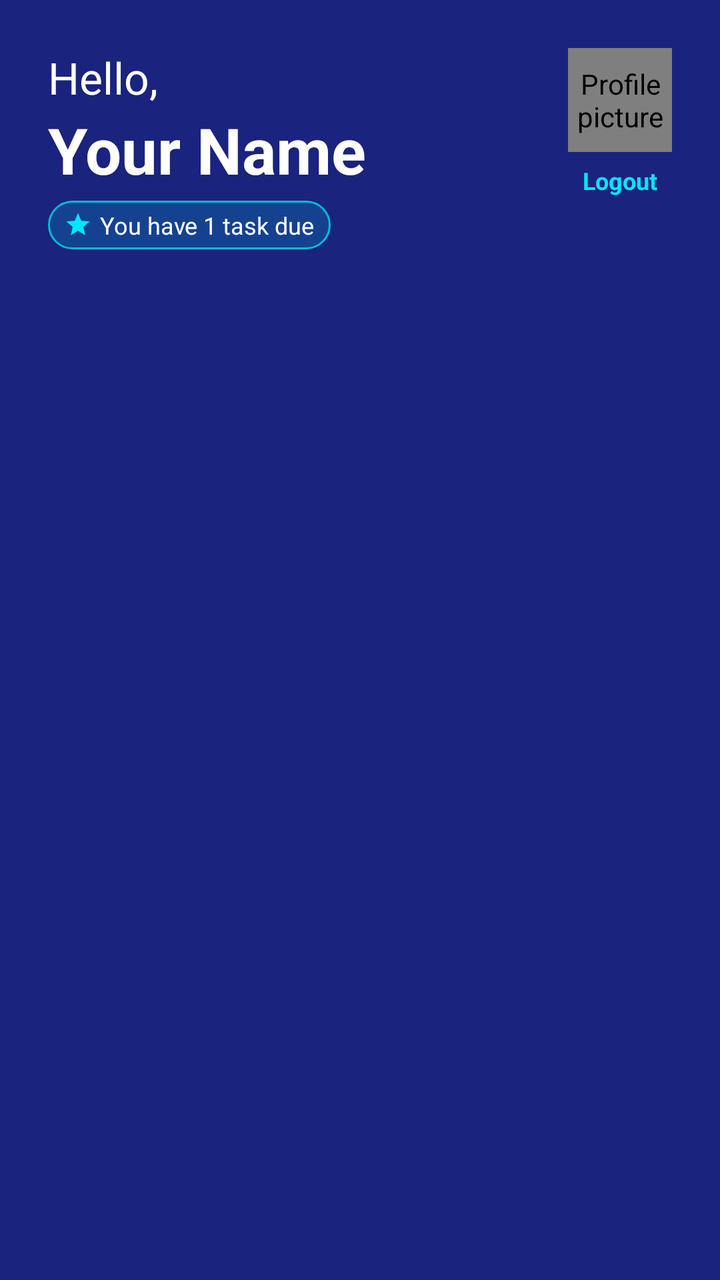
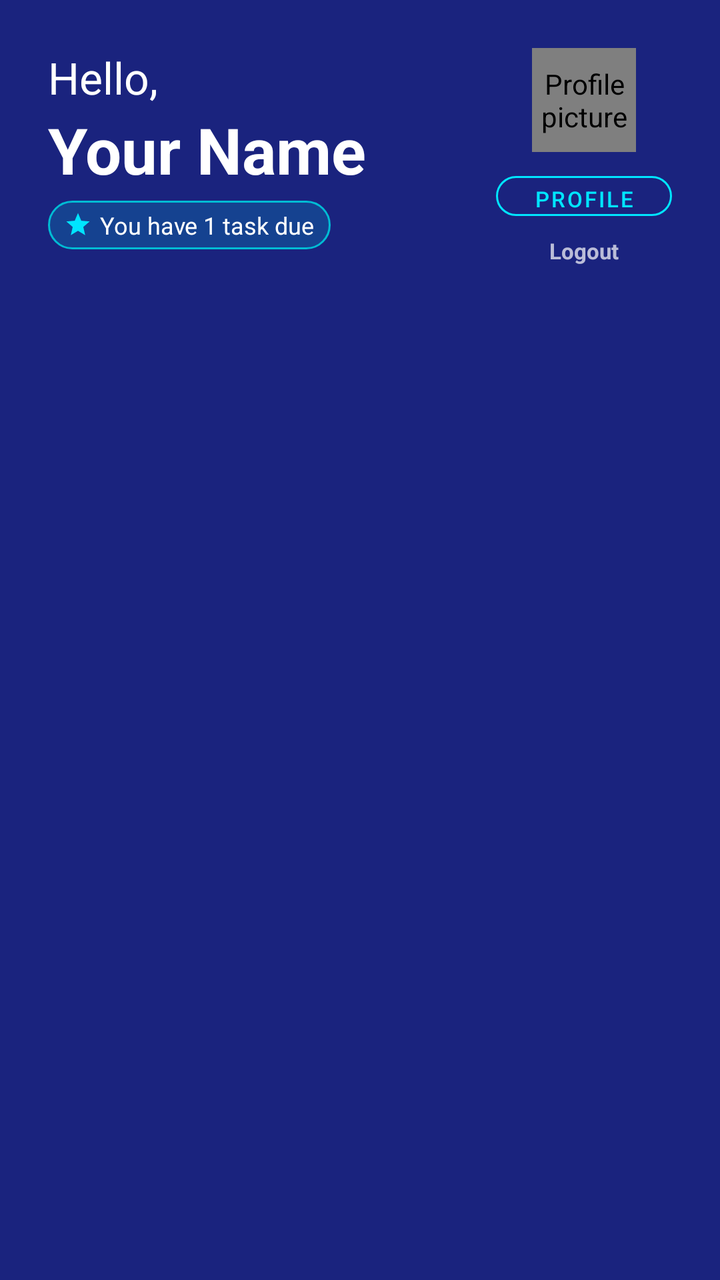

Compare the two renders of this Android layout. The source of the first and the diff that turns it into the second are given below.
<!-- AndroidManifest.xml: application theme Theme.LearningAssistant -->
<!-- res/layout/activity_main.xml -->
<?xml version="1.0" encoding="utf-8"?>
<androidx.constraintlayout.widget.ConstraintLayout
    xmlns:android="http://schemas.android.com/apk/res/android"
    xmlns:app="http://schemas.android.com/apk/res-auto"
    android:layout_width="match_parent"
    android:layout_height="match_parent"
    android:background="@color/background_blue">

    
    <LinearLayout
        android:id="@+id/headerLayout"
        android:layout_width="0dp"
        android:layout_height="wrap_content"
        android:orientation="horizontal"
        android:padding="24dp"
        android:paddingTop="48dp"
        app:layout_constraintEnd_toEndOf="parent"
        app:layout_constraintStart_toStartOf="parent"
        app:layout_constraintTop_toTopOf="parent">

        <LinearLayout
            android:layout_width="0dp"
            android:layout_height="wrap_content"
            android:layout_weight="1"
            android:orientation="vertical">

            <TextView
                android:id="@+id/tvHello"
                android:layout_width="wrap_content"
                android:layout_height="wrap_content"
                android:text="Hello,"
                android:textColor="@color/white"
                android:textSize="22sp" />

            <TextView
                android:id="@+id/tvUsername"
                android:layout_width="wrap_content"
                android:layout_height="wrap_content"
                android:text="Your Name"
                android:textColor="@color/white"
                android:textSize="32sp"
                android:textStyle="bold" />

            <TextView
                android:id="@+id/tvTaskDue"
                android:layout_width="wrap_content"
                android:layout_height="wrap_content"
                android:layout_marginTop="4dp"
                android:background="@drawable/bg_badge"
                android:drawableStart="@drawable/ic_star"
                android:drawablePadding="4dp"
                android:paddingStart="8dp"
                android:paddingEnd="8dp"
                android:paddingTop="4dp"
                android:paddingBottom="4dp"
                android:text="You have 1 task due"
                android:textColor="@color/white"
                android:textSize="12sp" />
        </LinearLayout>

        <LinearLayout
            android:layout_width="wrap_content"
            android:layout_height="wrap_content"
            android:orientation="vertical"
            android:gravity="center_horizontal">

            <de.hdodenhof.circleimageview.CircleImageView
                android:id="@+id/ivAvatar"
                android:layout_width="52dp"
                android:layout_height="52dp"
                android:src="@drawable/ic_avatar"
                android:contentDescription="Profile picture"
                app:civ_border_color="@color/white"
                app:civ_border_width="2dp" />

            <TextView
                android:id="@+id/tvLogout"
                android:layout_width="wrap_content"
                android:layout_height="wrap_content"
                android:layout_marginTop="6dp"
                android:text="Logout"
                android:textColor="@color/accent"
                android:textSize="12sp"
                android:textStyle="bold"
                android:clickable="true"
                android:focusable="true"
                android:contentDescription="Logout of the app" />
        </LinearLayout>

    </LinearLayout>

    
    <androidx.recyclerview.widget.RecyclerView
        android:id="@+id/rvTasks"
        android:layout_width="0dp"
        android:layout_height="0dp"
        android:layout_marginTop="16dp"
        android:paddingStart="16dp"
        android:paddingEnd="16dp"
        android:paddingBottom="16dp"
        android:clipToPadding="false"
        app:layout_constraintBottom_toBottomOf="parent"
        app:layout_constraintEnd_toEndOf="parent"
        app:layout_constraintStart_toStartOf="parent"
        app:layout_constraintTop_toBottomOf="@id/headerLayout" />

</androidx.constraintlayout.widget.ConstraintLayout>
<!-- resources referenced by this layout -->
<resources>
  <color name="accent">#00E5FF</color>
  <color name="background_blue">#1A237E</color>
  <color name="white">#FFFFFF</color>
  <!-- drawable bg_badge (drawable) -->
  <?xml version="1.0" encoding="utf-8"?>
  <shape xmlns:android="http://schemas.android.com/apk/res/android"
      android:shape="rectangle">
      <corners android:radius="12dp" />
      <solid android:color="#3300BCD4" />
      <stroke android:color="#00BCD4" android:width="1dp" />
  </shape>
  <!-- drawable ic_avatar (drawable) -->
  <?xml version="1.0" encoding="utf-8"?>
  <vector xmlns:android="http://schemas.android.com/apk/res/android"
      android:width="80dp"
      android:height="80dp"
      android:viewportWidth="80"
      android:viewportHeight="80">
      <path
          android:fillColor="#1976D2"
          android:pathData="M0,0 L80,0 L80,80 L0,80 Z" />
      <path
          android:fillColor="#BBDEFB"
          android:pathData="M40,20 A12,12 0 1 1 40,44 A12,12 0 0 1 40,20 Z" />
      <path
          android:fillColor="#BBDEFB"
          android:pathData="M16,68 A24,20 0 0 1 64,68 Z" />
  </vector>
  <!-- drawable ic_star (drawable) -->
  <?xml version="1.0" encoding="utf-8"?>
  <vector xmlns:android="http://schemas.android.com/apk/res/android"
      android:width="14dp"
      android:height="14dp"
      android:viewportWidth="24"
      android:viewportHeight="24"
      android:tint="@color/accent">
      <path
          android:fillColor="@android:color/white"
          android:pathData="M12,17.27L18.18,21l-1.64,-7.03L22,9.24l-7.19,-0.61L12,2 9.19,8.63 2,9.24l5.46,4.73L5.82,21z" />
  </vector>
  <style name="Theme.LearningAssistant" parent="Theme.MaterialComponents.DayNight.NoActionBar">
          <item name="colorPrimary">@color/primary</item>
          <item name="colorPrimaryVariant">@color/primary_dark</item>
          <item name="colorOnPrimary">@color/white</item>
          <item name="colorSecondary">@color/accent</item>
          <item name="colorSurface">@color/surface</item>
          <item name="android:statusBarColor">@color/background_blue</item>
          <item name="android:windowBackground">@color/background_blue</item>
      </style>
  <color name="primary">#1565C0</color>
  <color name="primary_dark">#0D47A1</color>
  <color name="surface">#FFFFFF</color>
</resources>

<!-- the commit's change to res/layout/activity_main.xml (unified diff, before → after) -->
@@ -58,6 +58,7 @@
                 android:textSize="12sp" />
         </LinearLayout>
 
+        
         <LinearLayout
             android:layout_width="wrap_content"
             android:layout_height="wrap_content"
@@ -73,14 +74,26 @@
                 app:civ_border_color="@color/white"
                 app:civ_border_width="2dp" />
 
+            <com.google.android.material.button.MaterialButton
+                android:id="@+id/btnProfile"
+                style="@style/Widget.MaterialComponents.Button.OutlinedButton"
+                android:layout_width="wrap_content"
+                android:layout_height="32dp"
+                android:layout_marginTop="6dp"
+                android:text="Profile"
+                android:textColor="@color/accent"
+                android:textSize="11sp"
+                app:strokeColor="@color/accent"
+                app:cornerRadius="16dp" />
+
             <TextView
                 android:id="@+id/tvLogout"
                 android:layout_width="wrap_content"
                 android:layout_height="wrap_content"
-                android:layout_marginTop="6dp"
+                android:layout_marginTop="4dp"
                 android:text="Logout"
-                android:textColor="@color/accent"
-                android:textSize="12sp"
+                android:textColor="@color/white_70"
+                android:textSize="11sp"
                 android:textStyle="bold"
                 android:clickable="true"
                 android:focusable="true"
<!-- resource entries referenced after the edit -->
@@ -3,6 +3,7 @@
   <color name="accent">#00E5FF</color>
   <color name="background_blue">#1A237E</color>
   <color name="white">#FFFFFF</color>
+  <color name="white_70">#B3FFFFFF</color>
   <!-- drawable bg_badge (drawable) -->
   <?xml version="1.0" encoding="utf-8"?>
   <shape xmlns:android="http://schemas.android.com/apk/res/android"
